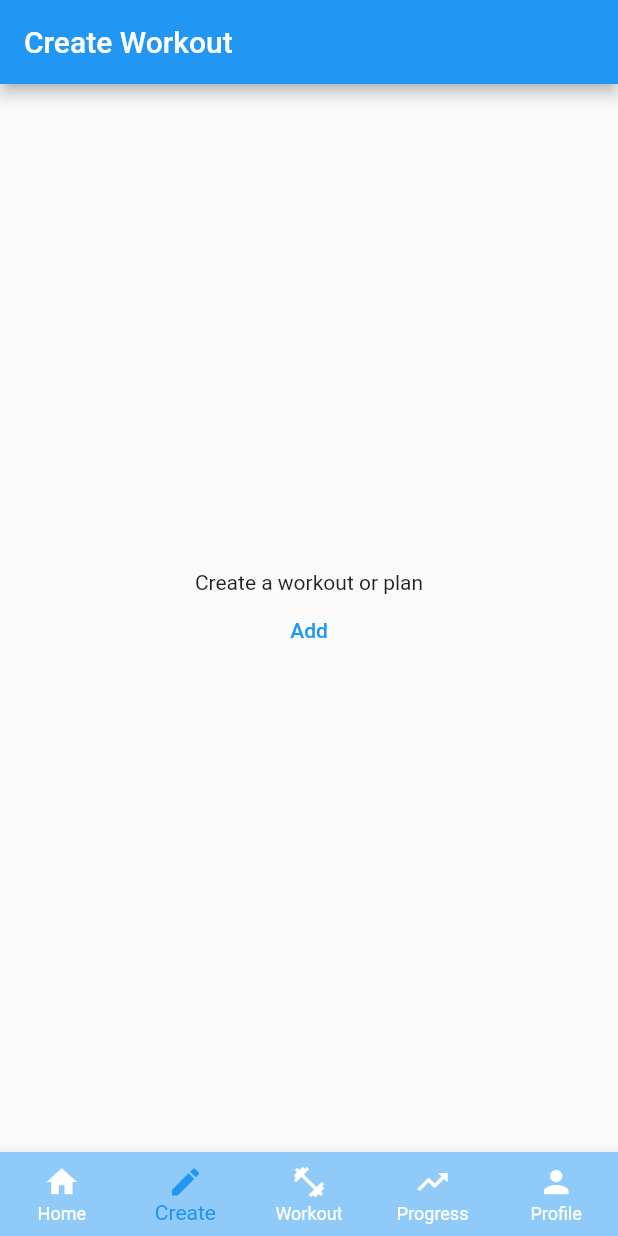
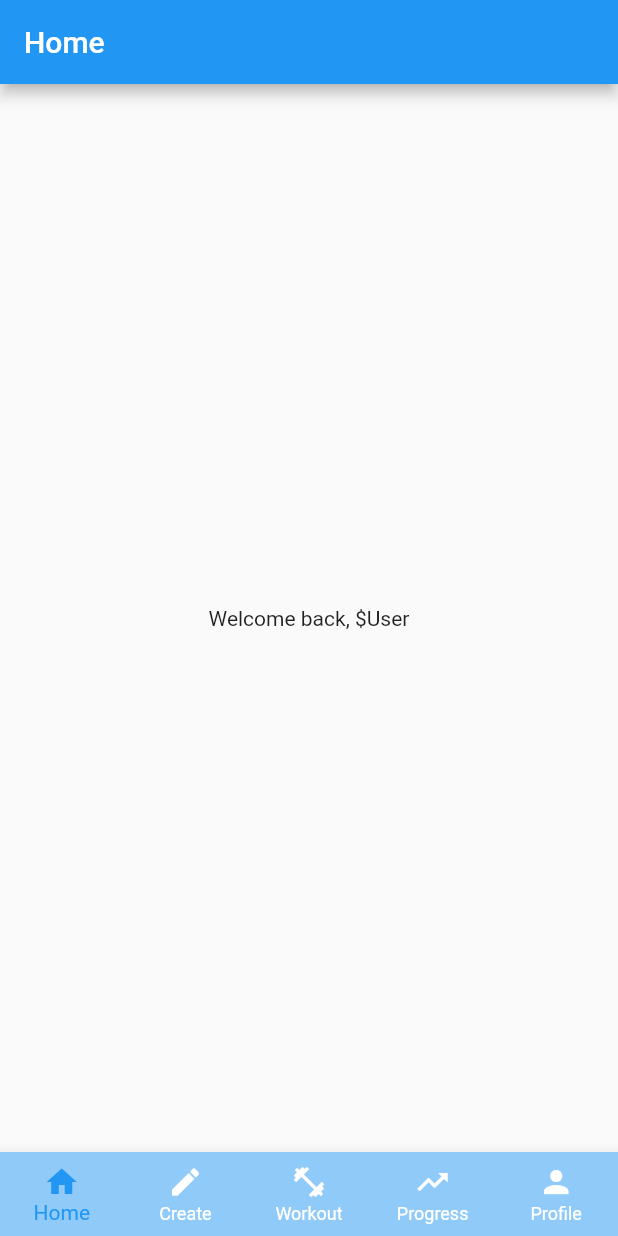
Before and after one commit to TheBeville/workout_tracker, a Flutter app: the screen it shows after launch, on a phone screen of 412 x 824 dp. Run offline on Flutter 3.47's test engine with Material 2 defaults, Android fonts, the phone set to English and light mode, and no system bars; our stand-ins replace go_router.

Commit message:
added home screen and progress on create screen

```diff
--- a/lib/main.dart
+++ b/lib/main.dart
@@ -1,6 +1,7 @@
 import 'package:flutter/material.dart';
 import 'package:go_router/go_router.dart';
-import './view/create_workout_view.dart';
+import './view/create_main_view.dart';
+import './view/home_screen_view.dart';
 
 void main() {
   runApp(const MyApp());
@@ -18,11 +19,15 @@ class _MyAppState extends State<MyApp> {
     routes: [
       GoRoute(
         path: '/',
-        builder: (context, state) => const CreateWorkoutView(),
+        builder: (context, state) => const HomeScreen(),
+      ),
+      GoRoute(
+        path: '/home',
+        builder: (context, state) => const HomeScreen(),
       ),
       GoRoute(
         path: '/create',
-        builder: (context, state) => const CreateWorkoutView(),
+        builder: (context, state) => const MainCreateView(),
       )
     ],
   );
--- a/lib/model/exercise.dart
+++ b/lib/model/exercise.dart
@@ -44,7 +44,7 @@ class Workout {
 }
 
 class WorkoutSession {
-  final Workout plan;
+  final Workout? plan;
   final Workout results;
   final int timestamp;
 
--- /dev/null
+++ b/lib/view/home_screen_view.dart
@@ -0,0 +1,30 @@
+import 'package:flutter/material.dart';
+import '../widget/bottom_nav_bar.dart';
+
+class HomeScreen extends StatefulWidget {
+  const HomeScreen({super.key});
+
+  @override
+  State<HomeScreen> createState() => _HomeScreenState();
+}
+
+class _HomeScreenState extends State<HomeScreen> {
+  @override
+  Widget build(BuildContext context) {
+    return Scaffold(
+      appBar: AppBar(
+        title: const Text('Home'),
+      ),
+      body: Container(
+        alignment: Alignment.center,
+        child: Column(
+          mainAxisAlignment: MainAxisAlignment.center,
+          children: const [
+            Text('Welcome back, \$User'),
+          ],
+        ),
+      ),
+      bottomNavigationBar: BottomNavBar(selectedIndex: 0),
+    );
+  }
+}
```
Also changed, not shown: lib/view/create_main_view.dart (added, +71 -0 lines), lib/view/create_plan_view.dart (added).
